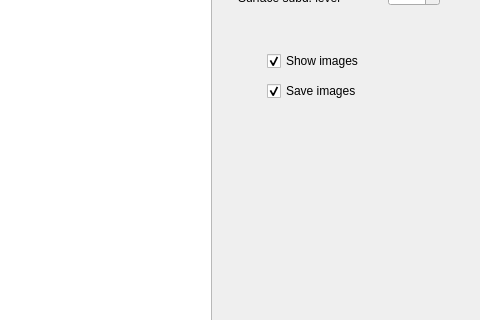
Before: the Qt Designer form mainwindow.ui in ftasse/ShadingCurves, drawn with Qt 5; both pictures show x 362 to 842 and y 285 to 605 of the 842 by 726 pixel window.
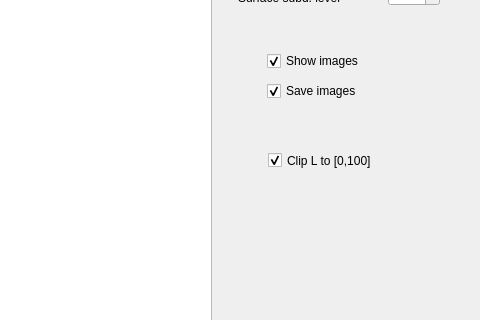
After: the same form once the commit is applied. The open tabs and pages were chosen to show the change. Custom widgets are drawn as their Qt base class.

Commit message: clip luminanceto [0,100] button added

Patch:
```diff
--- a/mainwindow.ui
+++ b/mainwindow.ui
@@ -335,8 +335,8 @@
            <rect>
             <x>0</x>
             <y>0</y>
-            <width>94</width>
-            <height>24</height>
+            <width>240</width>
+            <height>537</height>
            </rect>
           </property>
           <attribute name="label">
@@ -471,6 +471,22 @@
             <string>Surface subd. level</string>
            </property>
           </widget>
+          <widget class="QCheckBox" name="clipping">
+           <property name="geometry">
+            <rect>
+             <x>50</x>
+             <y>320</y>
+             <width>141</width>
+             <height>23</height>
+            </rect>
+           </property>
+           <property name="text">
+            <string>Clip L to [0,100]</string>
+           </property>
+           <property name="checked">
+            <bool>true</bool>
+           </property>
+          </widget>
          </widget>
          <widget class="QWidget" name="drawing_toolbox">
           <property name="geometry">
```
Left out of the diff: 6 changed lines with no effect on the pictures. The commit also changes 5 other files.
